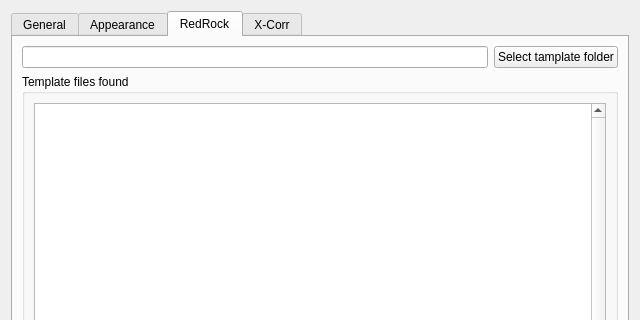
This is src/redmost/ui/settings_dialog.ui in mauritiusdadd/redmost as Qt 5 draws it before an edit; both pictures show x 0 to 640 and y 0 to 320 of the 640 by 480 pixel window. The edited form follows.
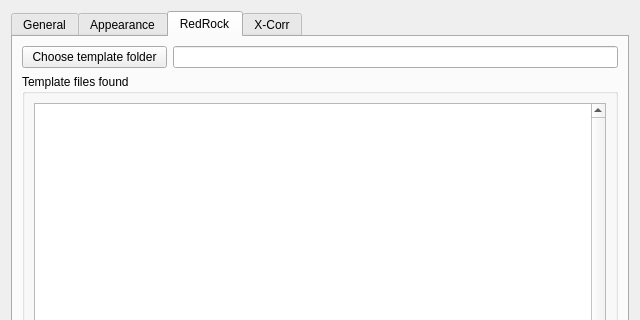
This is the edited form.

Commit message: Ask to download redrock templates if needed

Patch:
```diff
--- a/src/redmost/ui/settings_dialog.ui
+++ b/src/redmost/ui/settings_dialog.ui
@@ -153,17 +153,7 @@
        <string>RedRock</string>
       </attribute>
       <layout class="QGridLayout" name="gridLayout_8">
-       <item row="0" column="1">
-        <widget class="QPushButton" name="select_template_dir_rrock">
-         <property name="text">
-          <string>Select tamplate folder</string>
-         </property>
-        </widget>
-       </item>
-       <item row="0" column="0">
-        <widget class="QLineEdit" name="linet_edit_template_dir_rrock"/>
-       </item>
-       <item row="1" column="0" colspan="2">
+       <item row="2" column="0" colspan="4">
         <widget class="QGroupBox" name="groupBox_4">
          <property name="title">
           <string>Template files found</string>
@@ -179,6 +169,16 @@
          </layout>
         </widget>
        </item>
+       <item row="1" column="1" colspan="3">
+        <widget class="QLineEdit" name="linet_edit_template_dir_rrock"/>
+       </item>
+       <item row="1" column="0">
+        <widget class="QPushButton" name="select_template_dir_rrock">
+         <property name="text">
+          <string>Choose template folder</string>
+         </property>
+        </widget>
+       </item>
       </layout>
      </widget>
      <widget class="QWidget" name="tab_xcorr">
```
The commit also changes 1 other file.
